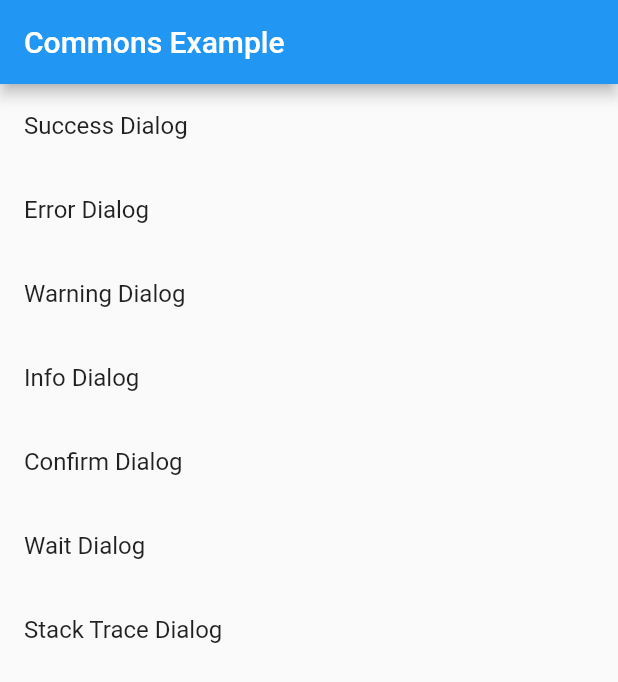
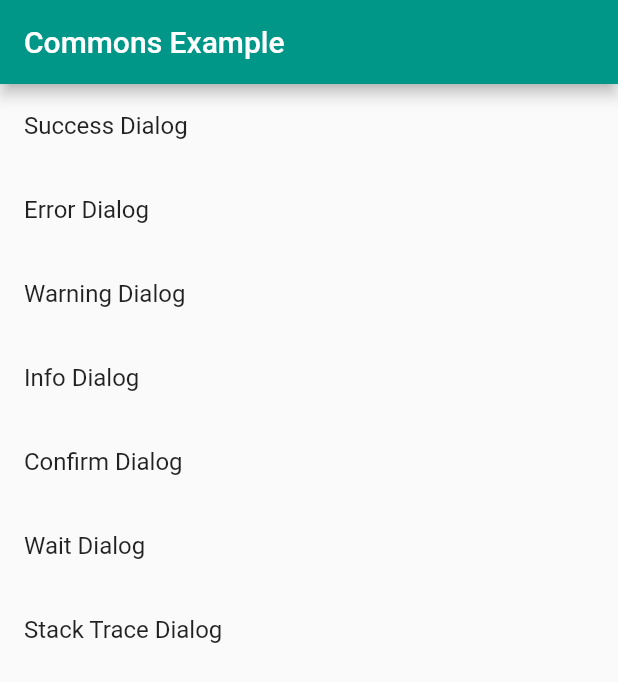
Before and after one commit to Arbaz-Softagics/commons, a Flutter app: the screen it shows after launch, on a phone screen of 412 x 824 dp. Shown: the top 682 px of the screen. Run offline on Flutter 3.47's test engine with Material 2 defaults, Android fonts, the phone set to English and light mode, and no system bars; our stand-ins replace device_info, share.

Commit message:
Initial commit

```diff
--- a/example/lib/main.dart
+++ b/example/lib/main.dart
@@ -19,7 +19,7 @@ class MyApp extends StatelessWidget {
         // or simply save your changes to "hot reload" in a Flutter IDE).
         // Notice that the counter didn't reset back to zero; the application
         // is not restarted.
-        primarySwatch: Colors.blue,
+        primarySwatch: Colors.teal,
       ),
       home: MyHomePage(title: 'Commons Example'),
     );
--- a/lib/commons.dart
+++ b/lib/commons.dart
@@ -4,7 +4,6 @@ library commons;
 
 //part 'dialogs/alert_dialogs.dart';
 //part 'dialogs/stack_trace_dialog.dart';
-
 
 export 'package:commons/src/dialogs/alert_dialogs.dart';
 
@@ -13,3 +12,8 @@ export 'package:commons/src/screens/stack_trace_dialog.dart';
 export 'package:commons/src/functions/functions.dart';
 export 'package:commons/src/functions/extension_functions.dart';
 export 'package:commons/src/functions/navigation_functions.dart';
+
+// Dependencies export
+export 'package:url_launcher/url_launcher.dart';
+export 'package:device_info/device_info.dart';
+export 'package:share/share.dart';
```
Also changed, not shown: pubspec.yaml (+4 -3 lines), example/pubspec.lock, 1 other file.
